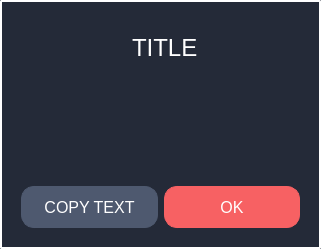
Before: the Qt Designer form src/client/gui/ui/dialog_info.ui in aleoli/Shared-Editor, drawn with Qt 5.
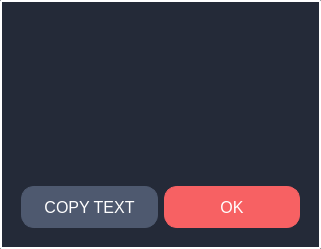
After: the same form once the commit is applied.

Commit message: messo valori font nello stylesheet e corretto in parte fontComboBox

The edit to the form file:
```diff
--- a/src/client/gui/ui/dialog_info.ui
+++ b/src/client/gui/ui/dialog_info.ui
@@ -117,16 +117,19 @@
      </item>
     </layout>
    </item>
-   <item row="0" column="0" alignment="Qt::AlignHCenter">
+   <item row="0" column="0">
     <widget class="QLabel" name="label_title">
      <property name="enabled">
-      <bool>false</bool>
+      <bool>true</bool>
      </property>
      <property name="styleSheet">
-      <string notr="true">border: 0px solid none;</string>
+      <string notr="true">border: 0px solid none;
+color: white;
+font-size: 25px;
+qproperty-alignment: 'AlignHCenter|AlignVCenter';</string>
      </property>
      <property name="text">
-      <string>&lt;html&gt;&lt;head/&gt;&lt;body&gt;&lt;p&gt;&lt;span style=&quot; font-size:18pt; color:#ffffff;&quot;&gt;TITLE&lt;/span&gt;&lt;/p&gt;&lt;/body&gt;&lt;/html&gt;</string>
+      <string/>
      </property>
      <property name="margin">
       <number>0</number>
```
Left out of the diff: 6 changed lines with no effect on the pictures. The commit also changes 3 other files.
